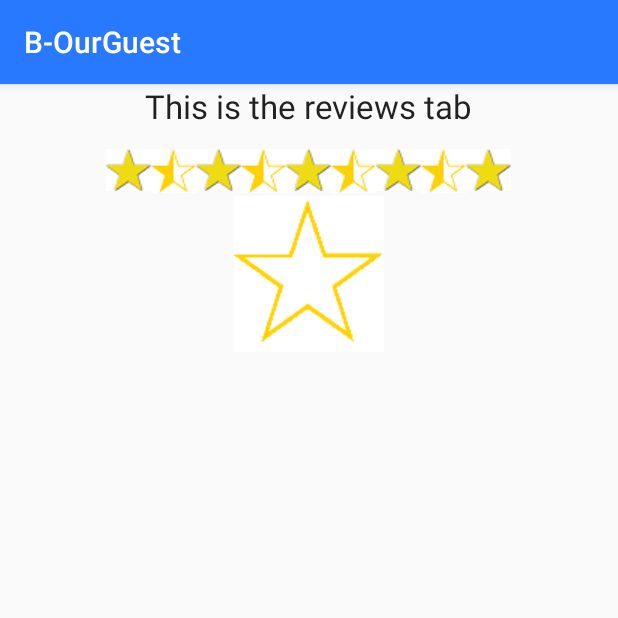
After one commit to DarkNormal/3rd-year-app, an Android app: the fragment ReviewsTab shown on its own in the app's theme, on a phone screen of 412 x 824 dp, the top half of it. The commit adds this screen. Run offline under Robolectric (Android 15) with nearby library versions, the phone set to English and light mode, and no system bars.

Commit message:
implemented tab view
minor bugs exist with the reviews tab and the info tab has yet to be
implemented

```diff
--- a/app/build.gradle
+++ b/app/build.gradle
@@ -27,4 +27,5 @@ dependencies {
     compile 'com.google.android.gms:play-services:6.5.87'
     compile 'com.android.support:cardview-v7:21.0.+'
     compile 'com.android.support:recyclerview-v7:+'
+    compile 'com.astuetz:pagerslidingtabstrip:1.0.1'
 }
--- a/app/src/main/AndroidManifest.xml
+++ b/app/src/main/AndroidManifest.xml
@@ -42,7 +42,9 @@
         </activity>
         <activity android:name=".BookingActivity">
         </activity>
-
+        <activity android:name=".TabTestActivity"
+            android:theme="@style/RestaurantActivityTheme">
+        </activity>
         <meta-data
             android:name="com.google.android.maps.v2.API_KEY"
             android:value="AIzaSyAS-2nwfqxcjjktjFTCzALGQjN8ho8bXH8" />
--- a/app/src/main/java/project/b_ourguest/bourguest/MainActivity.java
+++ b/app/src/main/java/project/b_ourguest/bourguest/MainActivity.java
@@ -104,7 +104,7 @@ public class MainActivity extends ActionBarActivity {
             @Override
             public void onItemClick(AdapterView<?> parent, View viewClicked, int position, long id) {
                 restaurantToPass = restaurants.get(position);
-                Intent intent =  new Intent(getApplicationContext(),RestaurantActivity.class);
+                Intent intent =  new Intent(getApplicationContext(),TabTestActivity.class);
                 startActivity(intent);
             }
         });
--- /dev/null
+++ b/app/src/main/java/project/b_ourguest/bourguest/ReviewsTab.java
@@ -0,0 +1,37 @@
+package project.b_ourguest.bourguest;
+
+
+import android.app.AlertDialog;
+import android.content.DialogInterface;
+import android.content.SharedPreferences;
+import android.os.Bundle;
+import android.support.v4.app.Fragment;
+import android.view.LayoutInflater;
+import android.view.View;
+import android.view.ViewGroup;
+import android.widget.TableLayout;
+import android.widget.TextView;
+
+/**
+ * Created by Robbie on 28/03/2015.
+ */
+public class ReviewsTab  extends Fragment {
+
+    private TableLayout t;
+
+
+    public View onCreateView(LayoutInflater inflater, ViewGroup container,
+                             Bundle savedInstanceState) {
+        System.out.println("IN REVIEWS TAB------------------------------------");
+        View view = inflater.inflate(R.layout.reviews_frag, container, false);
+        t = (TableLayout) view.findViewById(R.id.tableLayout);
+        if (DatabaseOperations.isReviewExists() == true)
+        {
+            System.out.println("HERE------------------------------------");
+            t.setVisibility(View.INVISIBLE);
+        }
+
+        return view;
+    }
+
+}
--- /dev/null
+++ b/app/src/main/res/layout/activity_tab_test.xml
@@ -0,0 +1,5 @@
+<?xml version="1.0" encoding="utf-8"?>
+<FrameLayout xmlns:android="http://schemas.android.com/apk/res/android"
+    android:id="@+id/fragment_container"
+    android:layout_width="match_parent"
+    android:layout_height="match_parent" />
--- /dev/null
+++ b/app/src/main/res/layout/restaurnant_activity_frag.xml
@@ -0,0 +1,5 @@
+<android.support.v4.view.ViewPager xmlns:android="http://schemas.android.com/apk/res/android"
+    android:id="@+id/pager"
+    android:layout_width="match_parent"
+    android:layout_height="match_parent">
+</android.support.v4.view.ViewPager>
--- /dev/null
+++ b/app/src/main/res/layout/reviews_frag.xml
@@ -0,0 +1,129 @@
+<?xml version="1.0" encoding="utf-8"?>
+<RelativeLayout xmlns:android="http://schemas.android.com/apk/res/android"
+    android:orientation="vertical" android:layout_width="match_parent"
+    android:layout_height="match_parent" android:id="@+id/reviewTab">
+
+
+    <TextView
+        android:layout_width="wrap_content"
+        android:layout_height="wrap_content"
+        android:text="This is the reviews tab"
+        android:layout_alignParentTop="true"
+        android:layout_centerHorizontal="true"
+        android:textAppearance="?android:attr/textAppearanceLarge"
+        android:id="@+id/textView2" />
+    <ImageView
+        android:layout_width="wrap_content"
+        android:layout_height="wrap_content"
+        android:id="@+id/rating"
+        android:src="@drawable/emptystar"
+        android:layout_below="@+id/textView2"
+        android:layout_centerHorizontal="true"
+        android:layout_marginTop="45dp" />
+
+    <TableLayout  android:layout_width="match_parent"
+        android:layout_height="wrap_content"
+        android:id="@+id/tableLayout">
+
+        <TableRow
+            android:id="@+id/tableRow"
+            android:layout_height="wrap_content"
+            android:layout_width="match_parent"
+            android:gravity="center_horizontal"
+            android:layout_below="@+id/rating"
+            android:layout_alignParentStart="true">
+            <ImageView
+                android:layout_width="wrap_content"
+                android:layout_height="wrap_content"
+                android:id="@+id/onestar"
+                android:layout_marginTop="43dp"
+                android:src="@drawable/small_gold_star2"
+                android:layout_below="@+id/rating"
+                android:layout_toStartOf="@+id/textView2"
+                android:clickable="true"
+                android:onClick="submitReview"/>
+            <ImageView
+                android:layout_width="wrap_content"
+                android:layout_height="wrap_content"
+                android:id="@+id/onehalfstar"
+                android:layout_marginTop="43dp"
+                android:src="@drawable/half_star"
+                android:layout_below="@+id/rating"
+                android:layout_toStartOf="@+id/textView2"
+                android:clickable="true"
+                android:onClick="submitReview"/>
+            <ImageView
+                android:layout_width="wrap_content"
+                android:layout_height="wrap_content"
+                android:id="@+id/twostar"
+                android:layout_marginTop="43dp"
+                android:src="@drawable/small_gold_star2"
+                android:layout_below="@+id/rating"
+                android:layout_toStartOf="@+id/textView2"
+                android:clickable="true"
+                android:onClick="submitReview"/>
+            <ImageView
+                android:layout_width="wrap_content"
+                android:layout_height="wrap_content"
+                android:id="@+id/twohalfstar"
+                android:layout_marginTop="43dp"
+                android:src="@drawable/half_star"
+                android:layout_below="@+id/rating"
+                android:layout_toStartOf="@+id/textView2"
+                android:clickable="true"
+                android:onClick="submitReview"/>
+            <ImageView
+                android:layout_width="wrap_content"
+                android:layout_height="wrap_content"
+                android:id="@+id/threestar"
+                android:layout_marginTop="43dp"
+                android:src="@drawable/small_gold_star2"
+                android:layout_below="@+id/rating"
+                android:layout_toStartOf="@+id/textView2"
+                android:clickable="true"
+                android:onClick="submitReview"/>
+            <ImageView
+                android:layout_width="wrap_content"
+                android:layout_height="wrap_content"
+                android:id="@+id/threehalfstar"
+                android:layout_marginTop="43dp"
+                android:src="@drawable/half_star"
+                android:layout_below="@+id/rating"
+                android:layout_toStartOf="@+id/textView2"
+                android:clickable="true"
+                android:onClick="submitReview"/>
+            <ImageView
+                android:layout_width="wrap_content"
+                android:layout_height="wrap_content"
+                android:id="@+id/fourstar"
+                android:layout_marginTop="43dp"
+                android:src="@drawable/small_gold_star2"
+                android:layout_below="@+id/rating"
+                android:layout_toStartOf="@+id/textView2"
+                android:clickable="true"
+                android:onClick="submitReview"/>
+            <ImageView
+                android:layout_width="wrap_content"
+                android:layout_height="wrap_content"
+                android:id="@+id/fourhalfstar"
+                android:layout_marginTop="43dp"
+                android:src="@drawable/half_star"
+                android:layout_below="@+id/rating"
+                android:layout_toStartOf="@+id/textView2"
+                android:clickable="true"
+                android:onClick="submitReview"/>
+            <ImageView
+                android:layout_width="wrap_content"
+                android:layout_height="wrap_content"
+                android:id="@+id/fivestar"
+                android:layout_marginTop="43dp"
+                android:src="@drawable/small_gold_star2"
+                android:layout_below="@+id/rating"
+                android:layout_toStartOf="@+id/textView2"
+                android:clickable="true"
+                android:onClick="submitReview"/>
+
+        </TableRow>
+
+    </TableLayout>
+</RelativeLayout>
--- a/app/src/main/res/values/styles.xml
+++ b/app/src/main/res/values/styles.xml
@@ -1,3 +1,4 @@
 <resources>
 
+
 </resources>
--- a/app/src/main/res/values/themes.xml
+++ b/app/src/main/res/values/themes.xml
@@ -11,4 +11,12 @@
     <style name="MyTheme2" parent="@style/Theme.AppCompat.Light.NoActionBar">
         <item name="colorPrimaryDark">#448AFF</item>
     </style>
+
+    <style name="RestaurantActivityTheme" parent="@android:style/Theme.Holo.Light">
+        <item name="android:actionBarStyle">@style/MyActionBar</item>
+    </style>
+
+    <style name="MyActionBar" parent="@android:style/Widget.Holo.Light.ActionBar">
+    <item name="android:background">#2979FF</item>
+    </style>
 </resources>
```
Also changed, not shown: app/src/main/java/project/b_ourguest/bourguest/BookingTab.java (added, +92 -0 lines), app/src/main/java/project/b_ourguest/bourguest/InfoTab.java (added, +22 -0 lines), app/src/main/java/project/b_ourguest/bourguest/TabTestActivity.java (added, +176 -0 lines), app/src/main/java/project/b_ourguest/bourguest/TabsPagerAdapter.java (added, +45 -0 lines), app/src/main/res/layout/booking_frag.xml (added, +20 -0 lines), app/src/main/res/layout/info_frag.xml (added, +11 -0 lines), 1 other file.
